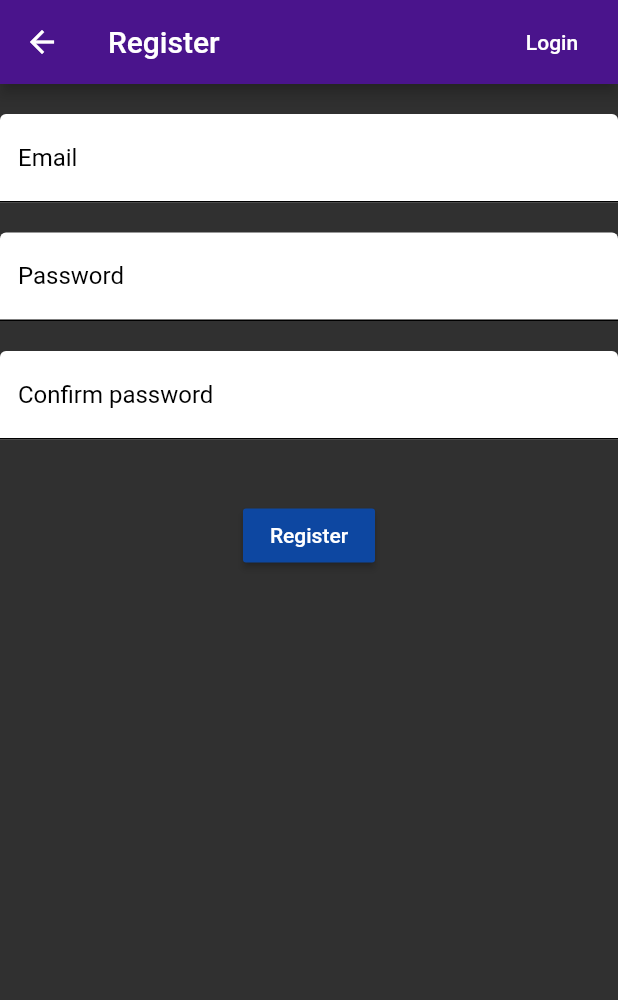
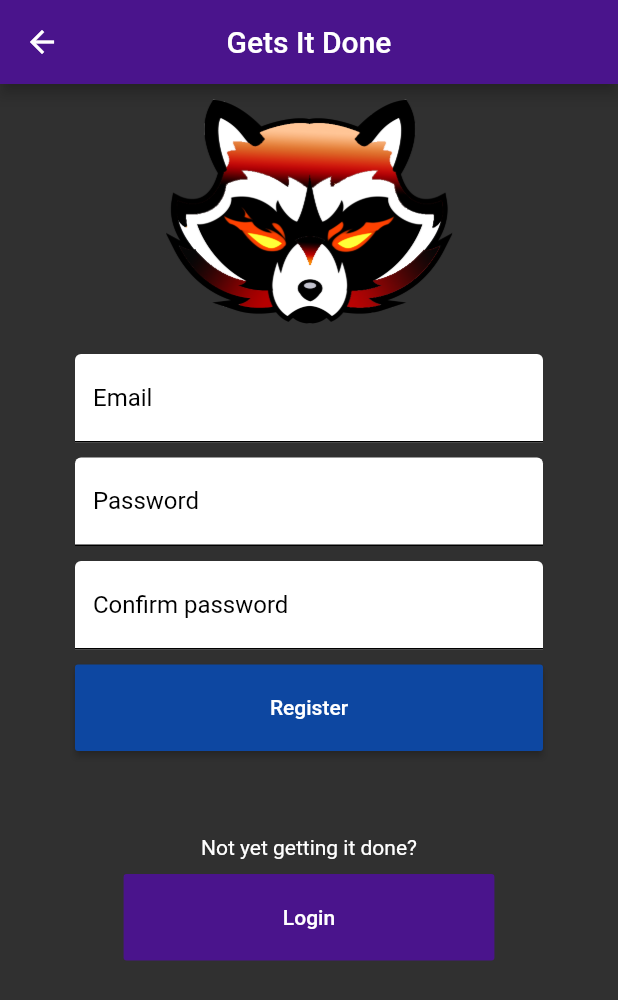
Before and after one commit to Gets-ItDone/gets-it-done-client, a Flutter app: the SignUp screen opened directly, on a phone screen of 412 x 824 dp. Shown: the top 1000 px of the screen. Run offline on Flutter 3.47's test engine with Material 2 defaults, Android fonts, the light colour scheme and no system bars; our stand-ins replace cloud_firestore, firebase_auth, flutter_spinkit; missing offline and left inert: speech_recognition; accounts and stored records are empty; project files that could hold a hidden picture were left out.

Commit message:
Improve the styling of registration page.

```diff
--- a/lib/screens/authenticate/sign_up.dart
+++ b/lib/screens/authenticate/sign_up.dart
@@ -31,22 +31,27 @@ class _SignUpState extends State<SignUp> {
         ? Loading()
         : Scaffold(
             appBar: AppBar(
-              title: Text('Register'),
-              actions: <Widget>[
-                FlatButton(
-                  child: Text('Login'),
-                  onPressed: () {
-                    widget.toggleView();
-                  },
+              title: Text('Gets It Done'),
+              centerTitle: true,
             ),
-              ],
+            body: Padding(
+              padding: EdgeInsets.symmetric(vertical: 10.0, horizontal: 50.0),
+              child: Column(
+                children: <Widget>[
+                  Image.asset(
+                    'assets/images/logo.png',
+                    fit: BoxFit.scaleDown,
+                    height: 150.0,
                   ),
-            body: Form(
+                  SizedBox(
+                    height: 10.0,
+                  ),
+                  Form(
                     key: _formKey,
                     child: Column(
                       children: <Widget>[
                         SizedBox(
-                    height: 20.0,
+                          height: 10.0,
                         ),
                         TextFormField(
                           validator: (value) =>
@@ -61,12 +66,13 @@ class _SignUpState extends State<SignUp> {
                           },
                         ),
                         SizedBox(
-                    height: 20.0,
+                          height: 10.0,
                         ),
                         TextFormField(
                           obscureText: true,
-                    validator: (value) =>
-                        value.isEmpty ? 'Please input your password.' : null,
+                          validator: (value) => value.isEmpty
+                              ? 'Please input your password.'
+                              : null,
                           decoration: InputDecoration(
                               labelText: 'Password',
                               hintText: 'Please enter password.',
@@ -77,12 +83,13 @@ class _SignUpState extends State<SignUp> {
                           },
                         ),
                         SizedBox(
-                    height: 20.0,
+                          height: 10.0,
                         ),
                         TextFormField(
                           obscureText: true,
-                    validator: (value) =>
-                        value.isEmpty ? 'Please re-enter your password.' : null,
+                          validator: (value) => value.isEmpty
+                              ? 'Please re-enter your password.'
+                              : null,
                           decoration: InputDecoration(
                               labelText: 'Confirm password',
                               hintText: 'Please re-enter password.',
@@ -93,16 +100,21 @@ class _SignUpState extends State<SignUp> {
                           },
                         ),
                         SizedBox(
-                    height: 40.0,
+                          height: 10.0,
                         ),
-                  RaisedButton(
+                        ButtonTheme(
+                          minWidth: MediaQuery.of(context).size.width * 0.8,
+                          height: MediaQuery.of(context).size.height * 0.07,
+                          child: RaisedButton(
+                            color: Colors.blue[900],
                             onPressed: () async {
                               if (password != passwordConfirm) {
                                 setState(() => err = 'Passwords do not match');
                               } else if (_formKey.currentState.validate()) {
                                 setState(() => loading = true);
-                        final signUpResult = await _auth
-                            .registerWithEmailAndPassword(email, password);
+                                final signUpResult =
+                                    await _auth.registerWithEmailAndPassword(
+                                        email, password);
 
                                 if (signUpResult != null) {
                                   _db.createUser(signUpResult.uid);
@@ -118,13 +130,38 @@ class _SignUpState extends State<SignUp> {
                             },
                             child: Text('Register'),
                           ),
+                        ),
                         SizedBox(
                           height: 20.0,
                         ),
                         Text(
                           err,
                           style: TextStyle(color: Colors.red, fontSize: 14.0),
+                        ),
+                        SizedBox(
+                          height: 20.0,
+                        ),
+                        Text(
+                          'Not yet getting it done?',
+                          style: TextStyle(color: Colors.white),
+                        ),
+                        SizedBox(
+                          height: 10.0,
+                        ),
+                        ButtonTheme(
+                          minWidth: MediaQuery.of(context).size.width * 0.6,
+                          height: MediaQuery.of(context).size.height * 0.07,
+                          child: FlatButton(
+                            color: Colors.purple[900],
+                            child: Text('Login'),
+                            onPressed: () {
+                              widget.toggleView();
+                            },
+                          ),
                         )
+                      ],
+                    ),
+                  ),
                 ],
               ),
             ),
```
Lines whose indentation alone changed are shown as unchanged.
